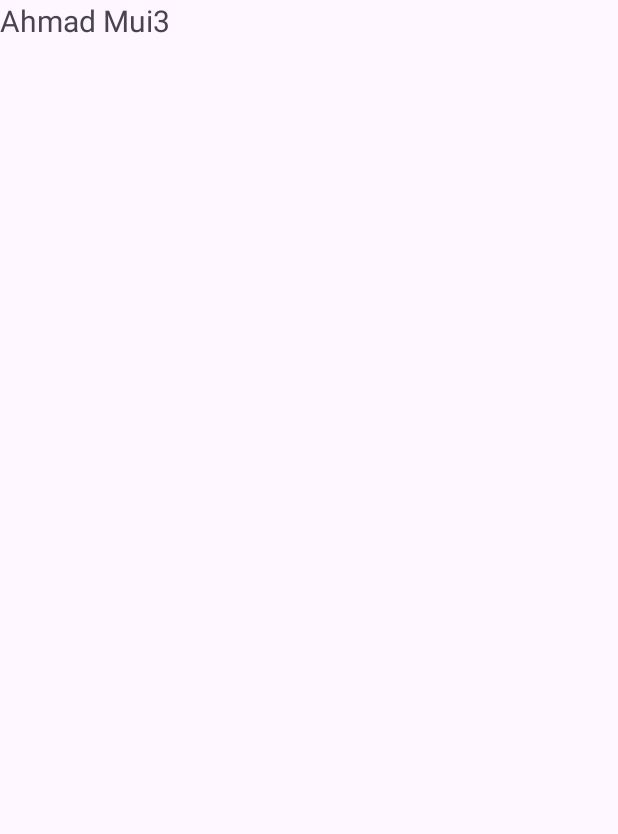
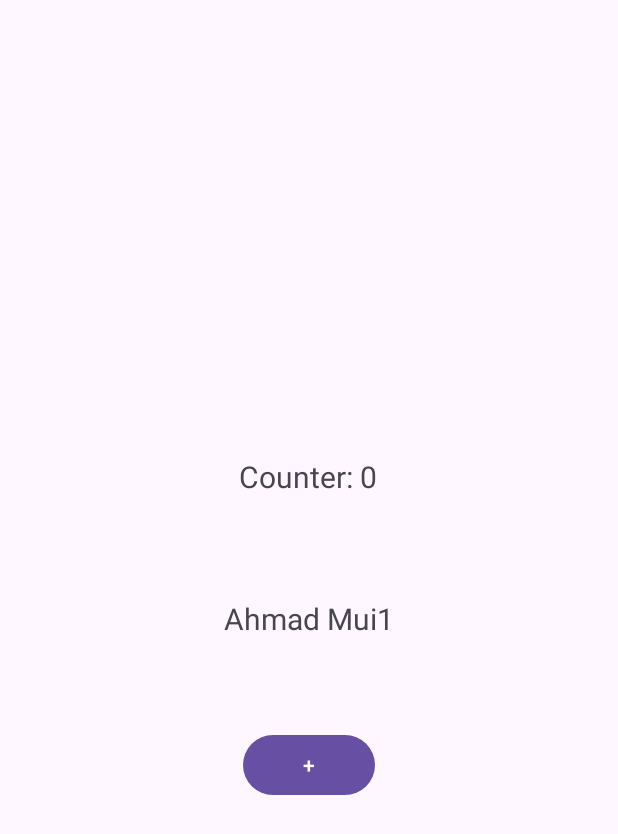
Before and after one commit to Muitsu/AndroidNative, an Android app: the SecondActivity screen opened directly, with no data from a screen before it, on a phone screen of 412 x 824 dp. Before the commit the part shown is almost empty. Shown: the top 834 px of the screen. Run offline under Robolectric (Android 15) with nearby library versions, the phone set to English and light mode, and no system bars.

```diff
--- a/app/src/main/java/com/example/messageapp/AppLog.java
+++ b/app/src/main/java/com/example/messageapp/AppLog.java
@@ -16,4 +16,8 @@ public class AppLog {
     public static void log(String msg, String tag) {
         Log.i(tag, msg);
     }
+
+    public static void log(String msg) {
+        log(msg, "DEVELOPMENT");
+    }
 }
--- a/app/src/main/java/com/example/messageapp/SecondActivity.java
+++ b/app/src/main/java/com/example/messageapp/SecondActivity.java
@@ -5,20 +5,26 @@ import androidx.appcompat.app.AppCompatActivity;
 import android.os.Bundle;
 import android.widget.TextView;
 
+import com.example.messageapp.databinding.ActivitySecondBinding;
 import com.example.messageapp.view_model.MainViewModel;
 
 public class SecondActivity extends AppCompatActivity {
 
-    TextView titleTxt;
+    ActivitySecondBinding binding;
     MainViewModel viewModel;
 
     @Override
     protected void onCreate(Bundle savedInstanceState) {
         super.onCreate(savedInstanceState);
-        setContentView(R.layout.activity_second);
+        binding = ActivitySecondBinding.inflate(getLayoutInflater());
+        setContentView(binding.getRoot());
         viewModel = MainViewModel.getInstance();
-        titleTxt = findViewById(R.id.titleText);
-        titleTxt.setText(viewModel.getData());
-
+        binding.titleText.setText(viewModel.getData());
+        binding.increaseBtn.setOnClickListener(click -> {
+            viewModel.increaseCounter();
+        });
+        viewModel.watchCounter().observe(this, data -> {
+            binding.counterText.setText(data);
+        });
     }
 }
--- a/app/src/main/java/com/example/messageapp/view_model/MainViewModel.java
+++ b/app/src/main/java/com/example/messageapp/view_model/MainViewModel.java
@@ -1,19 +1,24 @@
 package com.example.messageapp.view_model;
 
-import android.util.Log;
+import androidx.lifecycle.LiveData;
+import androidx.lifecycle.MutableLiveData;
+import androidx.lifecycle.ViewModel;
 
-import androidx.lifecycle.ViewModel;
+import com.example.messageapp.AppLog;
 
 public class MainViewModel extends ViewModel {
     private static final String TAG = "MainActivity";
     private static MainViewModel instance;
+    private final MutableLiveData<String> liveCounter = new MutableLiveData<>();
     private int count = 0;
+    private int count1 = 0;
     private String data;
 
 
     private MainViewModel() {
     }
 
+    //Singleton Pattern
     public static MainViewModel getInstance() {
 
         if (instance == null) {
@@ -23,16 +28,26 @@ public class MainViewModel extends ViewModel {
     }
 
     public String getData() {
-        count += 1;
+        AppLog.log("View model fetch data");
+
         if (data == null) {
-            data = fetchDataFromApi();
+            fetchDataFromApi();
         }
-        return data + count;
+        return data;
     }
 
+    public LiveData<String> watchCounter() {
+        return liveCounter;
+    }
 
-    private String fetchDataFromApi() {
-        Log.d(TAG, "Fetching data");
-        return "Ahmad Mui";
+    public void increaseCounter() {
+        count1 += 1;
+        String newData = "Counter :" + count1;
+        liveCounter.setValue(newData);
+    }
+
+    public void fetchDataFromApi() {
+        count += 1;
+        data = "Ahmad Mui" + count;
     }
 }
--- a/app/src/main/res/layout/activity_second.xml
+++ b/app/src/main/res/layout/activity_second.xml
@@ -12,6 +12,32 @@
         android:layout_height="wrap_content"
         android:text="TextView"
         android:textSize="20sp"
-        tools:layout_editor_absoluteX="164dp"
-        tools:layout_editor_absoluteY="356dp" />
+        app:layout_constraintBottom_toBottomOf="parent"
+        app:layout_constraintEnd_toEndOf="parent"
+        app:layout_constraintStart_toStartOf="parent"
+        app:layout_constraintTop_toTopOf="parent" />
+
+    <Button
+        android:id="@+id/increaseBtn"
+        android:layout_width="wrap_content"
+        android:layout_height="wrap_content"
+        android:text="+"
+        app:layout_constraintBottom_toBottomOf="parent"
+        app:layout_constraintEnd_toEndOf="parent"
+        app:layout_constraintStart_toStartOf="parent"
+        app:layout_constraintTop_toBottomOf="@+id/titleText"
+        app:layout_constraintVertical_bias="0.171" />
+
+    <TextView
+        android:id="@+id/counterText"
+        android:layout_width="wrap_content"
+        android:layout_height="wrap_content"
+        android:text="Counter: 0"
+        android:textSize="20sp"
+        app:layout_constraintBottom_toTopOf="@+id/titleText"
+        app:layout_constraintEnd_toEndOf="parent"
+        app:layout_constraintHorizontal_bias="0.498"
+        app:layout_constraintStart_toStartOf="parent"
+        app:layout_constraintTop_toTopOf="parent"
+        app:layout_constraintVertical_bias="0.818" />
 </androidx.constraintlayout.widget.ConstraintLayout>
```
Also changed, not shown: app/src/main/AndroidManifest.xml (+8 -0 lines), app/src/main/java/com/example/messageapp/MainActivity.java (+4 -5 lines), app/src/main/java/com/example/messageapp/MainApp.java (added, +14 -0 lines), app/src/main/java/com/example/messageapp/permission_manager/PermissionManager.java (+59 -15 lines), app/src/main/java/com/example/messageapp/shared_pref/SharedPrefManager.java (added, +75 -0 lines), app/src/main/java/com/example/messageapp/shared_pref/repository/UserPref.java (added, +21 -0 lines), app/src/main/java/com/example/messageapp/validator/FormValidator.java (added, +64 -0 lines), app/src/main/java/com/example/messageapp/validator/TextValidator.java (added, +36 -0 lines).
